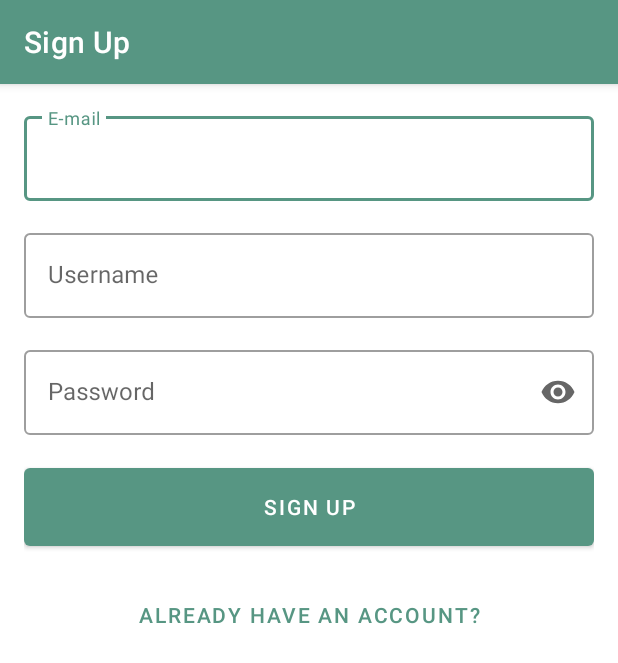
After one commit to TrendyolAndroidBootcamp103/create-signup-screen-ui-tugcebayri, an Android app: the SignUpActivity screen opened directly, with no data from a screen before it, on a phone screen of 412 x 824 dp. The commit adds this screen. Shown: the top 663 px of the screen. Run offline under Robolectric (Android 15) with nearby library versions, the phone set to English and light mode, and no system bars.

Commit message:
first commmit

```diff
--- a/app/src/main/AndroidManifest.xml
+++ b/app/src/main/AndroidManifest.xml
@@ -9,13 +9,16 @@
         android:roundIcon="@mipmap/ic_launcher_round"
         android:supportsRtl="true"
         android:theme="@style/Theme.SucculentShop">
-        <activity android:name=".LoginActivity">
+        <activity android:name=".LoginActivity"
+            android:launchMode="singleInstance">
             <intent-filter>
                 <action android:name="android.intent.action.MAIN" />
 
                 <category android:name="android.intent.category.LAUNCHER" />
             </intent-filter>
         </activity>
+        <activity android:name=".SignUpActivity"
+            android:launchMode="singleInstance"/>
     </application>
 
 </manifest>
--- /dev/null
+++ b/app/src/main/java/school/cactus/succulentshop/SignUpActivity.kt
@@ -0,0 +1,59 @@
+package school.cactus.succulentshop
+
+import android.content.Intent
+import android.os.Bundle
+import androidx.appcompat.app.AppCompatActivity
+import com.google.android.material.textfield.TextInputLayout
+import school.cactus.succulentshop.databinding.ActivitySignUpBinding
+
+class SignUpActivity: AppCompatActivity() {
+    private lateinit var binding : ActivitySignUpBinding
+
+    private val mailValidator = MailValidator()
+    private val usernameValidator = UsernameValidator()
+    private val signUpPasswordValidator = SignUpPasswordValidator()
+
+
+    override fun onCreate(savedInstanceState: Bundle?) {
+        super.onCreate(savedInstanceState)
+        binding = ActivitySignUpBinding.inflate(layoutInflater)
+        setContentView(binding.root)
+
+        supportActionBar?.title = getString(R.string.sign_up)
+
+        binding.apply {
+            signUpButton.setOnClickListener {
+                signUpEmail.validate()
+                signUpUsername.validate()
+                signUpPassword.validate()
+            }
+
+            goToSingInButton.setOnClickListener {
+                navigateToSignInButton()
+            }
+        }
+
+    }
+
+    private fun navigateToSignInButton() {
+        val intent = Intent(this,LoginActivity::class.java)
+        startActivity(intent)
+    }
+
+    private fun TextInputLayout.validate() {
+        val errorMessage = validator().validate(editText!!.text.toString())
+        errorMessage?.let {
+            error = resolveAsString(it)
+        }
+        isErrorEnabled = errorMessage != null
+    }
+
+    private fun resolveAsString(number: Int) = getString(number)
+
+    private fun TextInputLayout.validator() = when (this) {
+        binding.signUpEmail -> mailValidator
+        binding.signUpUsername -> usernameValidator
+        binding.signUpPassword -> signUpPasswordValidator
+        else -> throw IllegalArgumentException("Cannot find any validator for the given TextInputLayout")
+    }
+}
--- /dev/null
+++ b/app/src/main/java/school/cactus/succulentshop/SignUpPasswordValidator.kt
@@ -0,0 +1,11 @@
+package school.cactus.succulentshop
+
+class SignUpPasswordValidator : Validator {
+    override fun validate(field: String) = when {
+        field.isEmpty() -> R.string.password_is_required
+        //(?=.*[0-9])(?=.*[a-z])(?=.*[A-Z])(?=.*[!@#&()–[{}]:;',?/*~$^+=<>]).{8,20}$("[a-zA-Z]+") &&
+                //field.contains("[0-9]+") &&
+                //field.contains("_")) ->
+        else -> null
+    }
+}
--- /dev/null
+++ b/app/src/main/res/layout/activity_sign_up.xml
@@ -0,0 +1,70 @@
+<?xml version="1.0" encoding="utf-8"?>
+<LinearLayout xmlns:android="http://schemas.android.com/apk/res/android"
+    xmlns:app="http://schemas.android.com/apk/res-auto"
+    xmlns:tools="http://schemas.android.com/tools"
+    android:layout_width="match_parent"
+    android:layout_height="match_parent"
+    android:orientation="vertical"
+    android:padding="16dp"
+    tools:context=".SignUpActivity">
+
+    <com.google.android.material.textfield.TextInputLayout
+        android:id="@+id/signUpEmail"
+        style="@style/Widget.MaterialComponents.TextInputLayout.OutlinedBox"
+        android:layout_width="match_parent"
+        android:layout_height="wrap_content"
+        android:layout_marginBottom="16dp"
+        android:hint="@string/e_mail">
+
+        <com.google.android.material.textfield.TextInputEditText
+            android:layout_width="match_parent"
+            android:layout_height="wrap_content"
+            android:inputType="textEmailAddress" />
+
+    </com.google.android.material.textfield.TextInputLayout>
+
+    <com.google.android.material.textfield.TextInputLayout
+        android:id="@+id/signUpUsername"
+        style="@style/Widget.MaterialComponents.TextInputLayout.OutlinedBox"
+        android:layout_width="match_parent"
+        android:layout_height="wrap_content"
+        android:layout_marginBottom="16dp"
+        android:hint="@string/username">
+
+        <com.google.android.material.textfield.TextInputEditText
+            android:layout_width="match_parent"
+            android:layout_height="wrap_content"
+            android:inputType="textPersonName" />
+
+    </com.google.android.material.textfield.TextInputLayout>
+
+    <com.google.android.material.textfield.TextInputLayout
+        android:id="@+id/signUpPassword"
+        style="@style/Widget.MaterialComponents.TextInputLayout.OutlinedBox"
+        android:layout_width="match_parent"
+        android:layout_height="wrap_content"
+        android:layout_marginBottom="16dp"
+        android:hint="@string/password"
+        app:endIconMode="password_toggle">
+
+        <com.google.android.material.textfield.TextInputEditText
+            android:layout_width="match_parent"
+            android:layout_height="wrap_content"
+            android:inputType="textPassword" />
+
+    </com.google.android.material.textfield.TextInputLayout>
+
+    <Button
+        android:id="@+id/signUpButton"
+        android:layout_width="match_parent"
+        android:layout_height="64dp"
+        android:layout_marginBottom="8dp"
+        android:text="@string/sign_up" />
+
+    <Button
+        android:id="@+id/goToSingInButton"
+        style="@style/Widget.MaterialComponents.Button.TextButton"
+        android:layout_width="match_parent"
+        android:layout_height="64dp"
+        android:text="@string/already_have_an_account" />
+</LinearLayout>
--- a/app/src/main/res/values/strings.xml
+++ b/app/src/main/res/values/strings.xml
@@ -6,4 +6,15 @@
     <string name="create_an_account">Create an account</string>
     <string name="this_field_is_required">This field is required.</string>
     <string name="identifier_is_too_short">Identifier is too short.</string>
+    <string name="e_mail">E-mail</string>
+    <string name="username">Username</string>
+    <string name="sign_up">Sign Up</string>
+    <string name="already_have_an_account">Already have an account?</string>
+    <string name="email_is_required">E-mail is required</string>
+    <string name="email_is_invalid">E-mail is invalid</string>
+    <string name="username_is_required">Username is required</string>
+    <string name="username_character_settings">Username can only include a-z, 0-9 and _ characters</string>
+    <string name="username_is_too_short">Username is too short</string>
+    <string name="username_is_too_long">Username is too long</string>
+    <string name="password_is_required">Password is required</string>
 </resources>
```
Also changed, not shown: app/src/main/java/school/cactus/succulentshop/LoginActivity.kt (+10 -0 lines), app/src/main/java/school/cactus/succulentshop/MailValidator.kt (added, +11 -0 lines), app/src/main/java/school/cactus/succulentshop/UsernameValidator.kt (added, +13 -0 lines), build.gradle (+8 -4 lines), gradle/wrapper/gradle-wrapper.properties.
